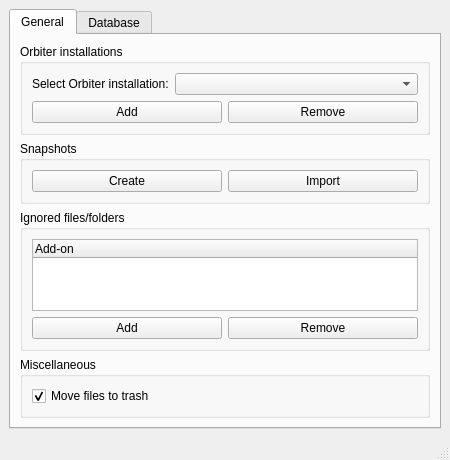
abdullah-radwan/OAD, file src/settingswindow.ui: the form before one commit.
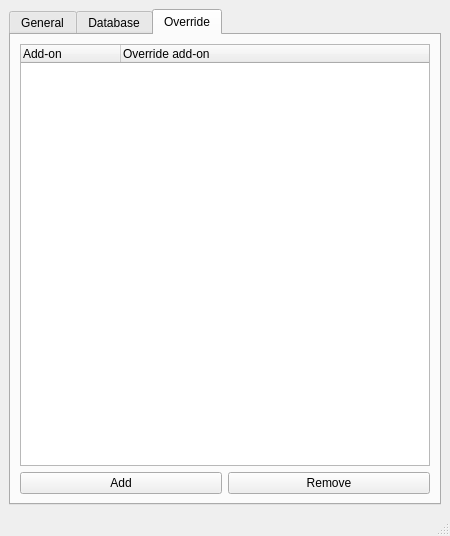
The form after the commit. The open tabs and pages were chosen to show the change.

Patch:
```diff
--- a/src/settingswindow.ui
+++ b/src/settingswindow.ui
@@ -7,7 +7,7 @@
     <x>0</x>
     <y>0</y>
     <width>450</width>
-    <height>444</height>
+    <height>536</height>
    </rect>
   </property>
   <property name="windowTitle">
@@ -177,7 +177,7 @@
            <item>
             <widget class="QCheckBox" name="trashCheck">
              <property name="text">
-              <string>Move files to trash</string>
+              <string>Move files to recycle bin</string>
              </property>
              <property name="checked">
               <bool>true</bool>
@@ -248,6 +248,48 @@
         </item>
        </layout>
       </widget>
+      <widget class="QWidget" name="overTab">
+       <attribute name="title">
+        <string>Override</string>
+       </attribute>
+       <layout class="QVBoxLayout" name="verticalLayout_7">
+        <item>
+         <widget class="QTreeWidget" name="overTree">
+          <property name="columnCount">
+           <number>2</number>
+          </property>
+          <column>
+           <property name="text">
+            <string>Add-on</string>
+           </property>
+          </column>
+          <column>
+           <property name="text">
+            <string>Override add-on</string>
+           </property>
+          </column>
+         </widget>
+        </item>
+        <item>
+         <layout class="QHBoxLayout" name="overButtonLayout">
+          <item>
+           <widget class="QPushButton" name="addOverButton">
+            <property name="text">
+             <string>Add</string>
+            </property>
+           </widget>
+          </item>
+          <item>
+           <widget class="QPushButton" name="remOverButton">
+            <property name="text">
+             <string>Remove</string>
+            </property>
+           </widget>
+          </item>
+         </layout>
+        </item>
+       </layout>
+      </widget>
      </widget>
     </item>
    </layout>
```
Left out of the diff: 7 changed lines with no effect on the pictures.
